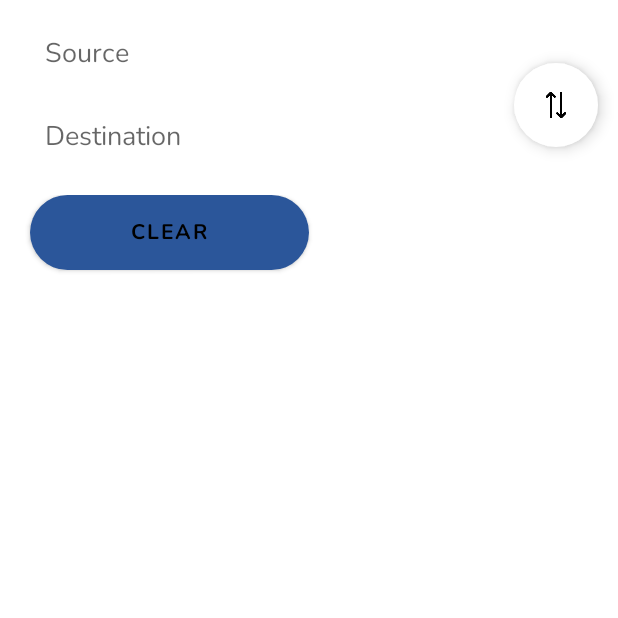
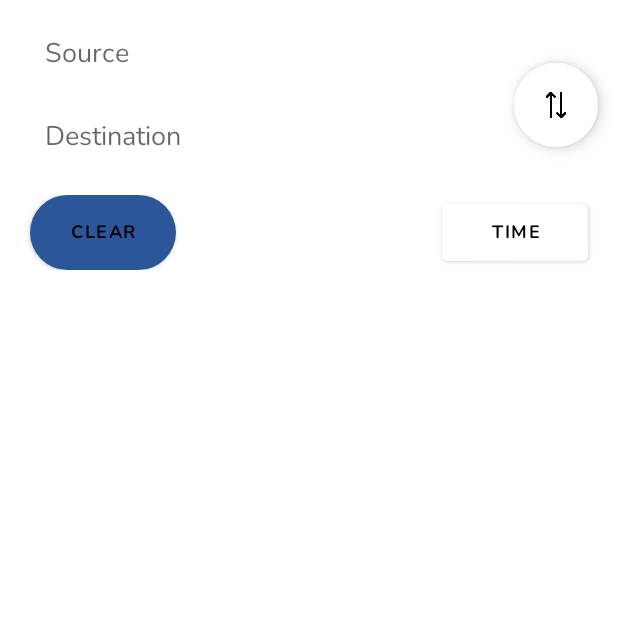
Before and after one commit to yudahendriawan/DirectionMapBox, an Android app: the MainActivity screen opened directly, with no data from a screen before it, on a phone screen of 412 x 824 dp, the top half of it. Run offline under Robolectric (Android 15) with nearby library versions, the phone set to English and light mode, and no system bars; our stand-ins replace Timber, Volley; libraries missing offline, so code that uses them is left out: com.mapbox.android, com.mapbox.api, com.mapbox.core, com.mapbox.mapboxsdk; plain views replace MapView; 4 statements that could not run were skipped.

Commit message:
add time choosing, haven't set

```diff
--- a/app/src/main/java/com/yudahendriawan/ProjectTugasAkhir/api/ApiClient.java
+++ b/app/src/main/java/com/yudahendriawan/ProjectTugasAkhir/api/ApiClient.java
@@ -13,7 +13,7 @@
     // private static final String BASE_URL = "http://192.168.0.18/androidapp/";
 
     //WIFI WARUNG WOW PNG 2
-    private static final String BASE_URL = "http://192.168.0.160/androidapp/";
+    private static final String BASE_URL = "http://192.168.1.73/androidapp/";
 
     //tethering hp
    // private static final String BASE_URL = "http://192.168.43.23/androidapp/";
--- a/app/src/main/res/layout/activity_main.xml
+++ b/app/src/main/res/layout/activity_main.xml
@@ -122,10 +122,12 @@
                     android:layout_width="150dp"
                     android:layout_height="50dp"
                     android:layout_marginLeft="20dp"
+                    android:layout_marginRight="20dp"
                     android:layout_weight="0.3"
                     android:backgroundTint="@android:color/white"
                     android:background="@drawable/font_red"
                     android:clickable="true"
+                    android:textSize="12sp"
                     android:focusable="true"
                     android:fontFamily="@font/nunito_bold"
                     android:foreground="?android:attr/selectableItemBackground"
@@ -137,15 +139,33 @@
                     android:layout_width="150dp"
                     android:layout_height="50dp"
                     android:layout_gravity="center_horizontal"
-                    android:layout_margin="10dp"
+                    android:layout_marginLeft="20dp"
                     android:layout_marginRight="20dp"
                     android:layout_weight="0.3"
                     android:backgroundTint="@android:color/white"
                     android:clickable="true"
+                    android:textSize="12sp"
                     android:focusable="true"
                     android:fontFamily="@font/nunito_bold"
                     android:foreground="?android:attr/selectableItemBackground"
                     android:text="priority"
+                    android:textColor="@android:color/black" />
+
+                <Button
+                    android:id="@+id/btn_time"
+                    android:layout_width="150dp"
+                    android:layout_height="50dp"
+                    android:layout_gravity="center_horizontal"
+                    android:layout_marginLeft="20dp"
+                    android:layout_marginRight="20dp"
+                    android:layout_weight="0.3"
+                    android:backgroundTint="@android:color/white"
+                    android:clickable="true"
+                    android:textSize="12sp"
+                    android:focusable="true"
+                    android:fontFamily="@font/nunito_bold"
+                    android:foreground="?android:attr/selectableItemBackground"
+                    android:text="time"
                     android:textColor="@android:color/black" />
 
 
--- a/app/src/main/res/values/strings.xml
+++ b/app/src/main/res/values/strings.xml
@@ -62,6 +62,14 @@
         <item>Kepadatan Jalan</item>
     </string-array>
 
+    <string-array name="time">
+        <item>Choose Time</item>
+        <item>07.00-09.00</item>
+        <item>09.00-12.00</item>
+        <item>12.00-15.00</item>
+        <item>15.00-21.00</item>
+    </string-array>
+
     <!-- TODO: Remove or change this placeholder text -->
     <string name="hello_blank_fragment">hello</string>
     <string name="pref_file">com.yudahendriawan.preference_file</string>
```
Also changed, not shown: app/src/main/java/com/yudahendriawan/ProjectTugasAkhir/MainActivity.java (+62 -15 lines), app/src/main/res/layout/form_bobot.xml (+35 -3 lines), app/src/main/res/layout/form_time.xml (added, +31 -0 lines).
